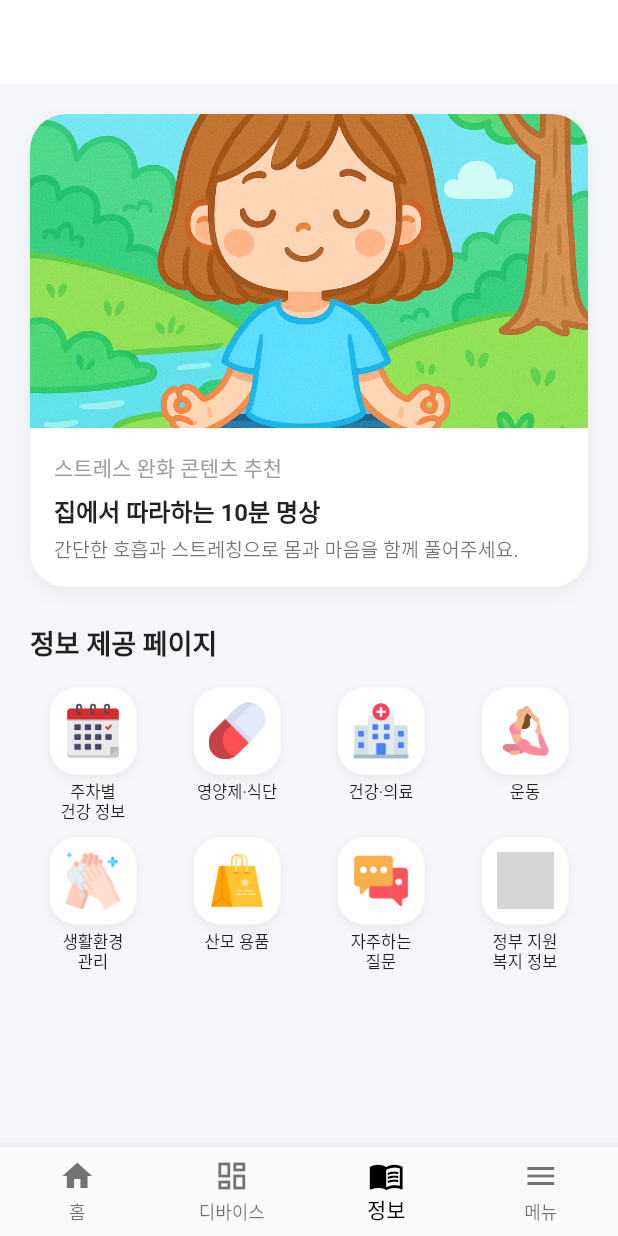
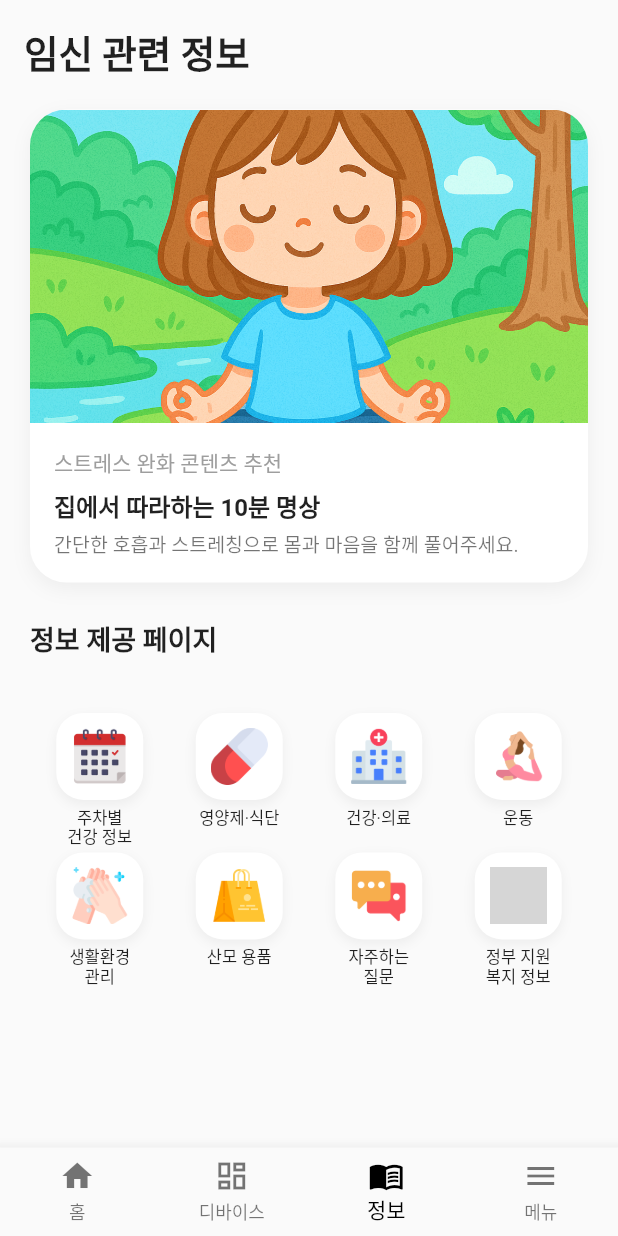
Before and after one commit to 2025-LGDX-9/DX_Project, a Flutter app: the screen it shows after launch, item 3 of the bottom bar chosen, on a phone screen of 412 x 824 dp. Run offline on Flutter 3.47's test engine with Material 3 defaults, Android fonts, the phone set to English and light mode, and no system bars; grey boxes are pictures that could not be loaded.

Commit message:
정보탭 오류 수정

```diff
--- a/lib/main.dart
+++ b/lib/main.dart
@@ -6,7 +6,6 @@ import 'package:pregnancy_mode_app/pregnancy_controller.dart';
 import 'package:pregnancy_mode_app/screens/menu_screen.dart';
 
 void main() {
-
   runApp(const PregnancyModeApp());
 }
 
--- a/lib/screens/info_screen.dart
+++ b/lib/screens/info_screen.dart
@@ -9,19 +9,32 @@ class InfoScreen extends StatelessWidget {
   @override
   Widget build(BuildContext context) {
     return Scaffold(
-      backgroundColor: const Color(0xFFF4F6F9),
-      appBar: AppBar(
-        title: const Text('임신 관련 정보'),
-        centerTitle: true,
-        backgroundColor: Colors.white,
-        elevation: 0,
+      body: Column(
+        children: [
+          // 상단 타이틀
+          Padding(
+            padding: const EdgeInsets.only(left: 16, right: 16, top: 16),
+            child: Row(
+              children: [
+                Text(
+                  "임신 관련 정보",
+                  style: TextStyle(
+                    fontSize: 25,
+                    fontWeight: FontWeight.bold,
                   ),
-      body: Padding(
+                ),
+              ],
+            ),
+          ),
+
+          // 상단 콘텐츠 + 제목 묶음
+          Padding(
             padding: const EdgeInsets.all(20),
             child: Column(
+              mainAxisSize: MainAxisSize.min,   // ★ 필수: Column이 높이를 무한대로 차지하지 않음
               crossAxisAlignment: CrossAxisAlignment.start,
               children: [
-            // 상단 추천 카드 (스트레스 완화 콘텐츠)
+                // 상단 추천 카드
                 Container(
                   width: double.infinity,
                   decoration: BoxDecoration(
@@ -40,7 +53,6 @@ class InfoScreen extends StatelessWidget {
                     child: Column(
                       crossAxisAlignment: CrossAxisAlignment.start,
                       children: [
-                    // 배경 일러스트
                         AspectRatio(
                           aspectRatio: 16 / 9,
                           child: Image.asset(
@@ -94,14 +106,17 @@ class InfoScreen extends StatelessWidget {
                   ),
                 ),
                 const SizedBox(height: 16),
+              ],
+            ),
+          ),
 
-            // 여기서부터 아이콘 버튼들 (전처럼 버튼 이미지 형태)
+          // 하단 GridView (남은 공간만 차지)
           Expanded(
+            child: Padding(
+              padding: const EdgeInsets.symmetric(horizontal: 20),
               child: GridView.count(
                 crossAxisCount: 4,
-                mainAxisSpacing: 16,
-                crossAxisSpacing: 12,
-                children: [
+                children: const [
                   _InfoIconButton(
                     imagePath: 'assets/images/info_week.png',
                     label: '주차별\n건강 정보',
@@ -137,14 +152,13 @@ class InfoScreen extends StatelessWidget {
                 ],
               ),
             ),
+          ),
         ],
-        ),
       ),
     );
   }
 }
 
-/// 작은 카드 모양 아이콘 버튼 위젯
 class _InfoIconButton extends StatelessWidget {
   final String imagePath;
   final String label;
@@ -158,7 +172,6 @@ class _InfoIconButton extends StatelessWidget {
   Widget build(BuildContext context) {
     return GestureDetector(
       onTap: () {
-        // TODO: 이 부분에 각 상세 페이지로 이동 로직 나중에 추가하면 됨
         ScaffoldMessenger.of(context).showSnackBar(
           SnackBar(content: Text('$label 페이지는 아직 준비 중이에요.')),
         );
```
Also changed, not shown: lib/screens/routine_screen.dart (+20 -6 lines). Lines whose indentation alone changed are shown as unchanged.
